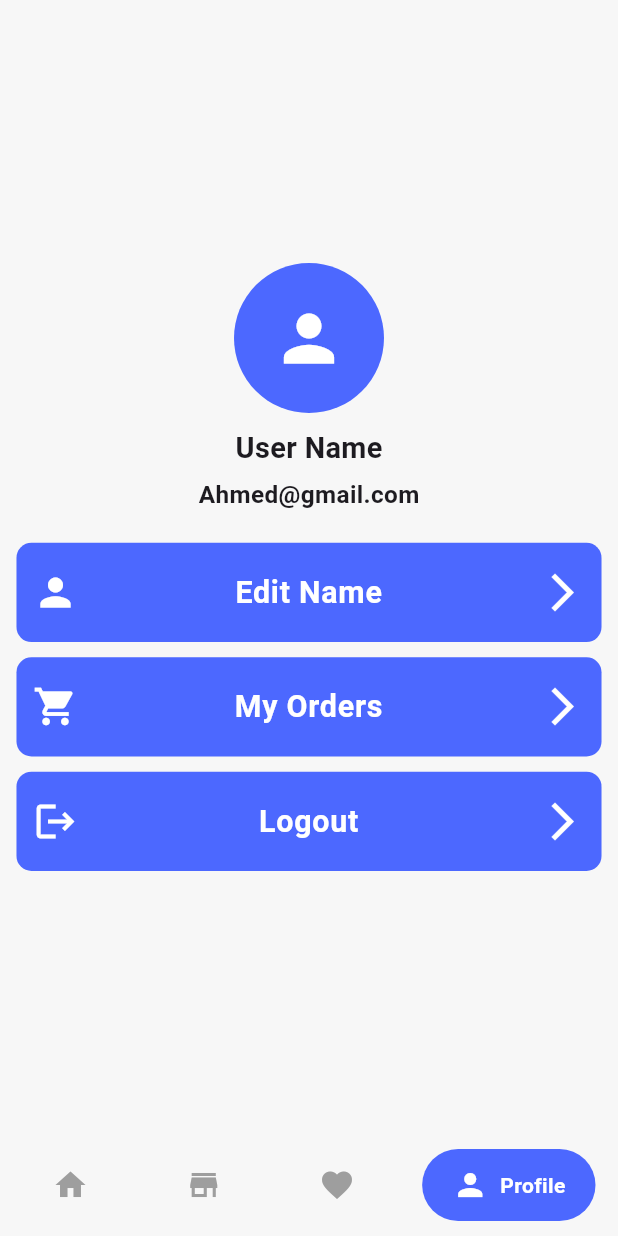
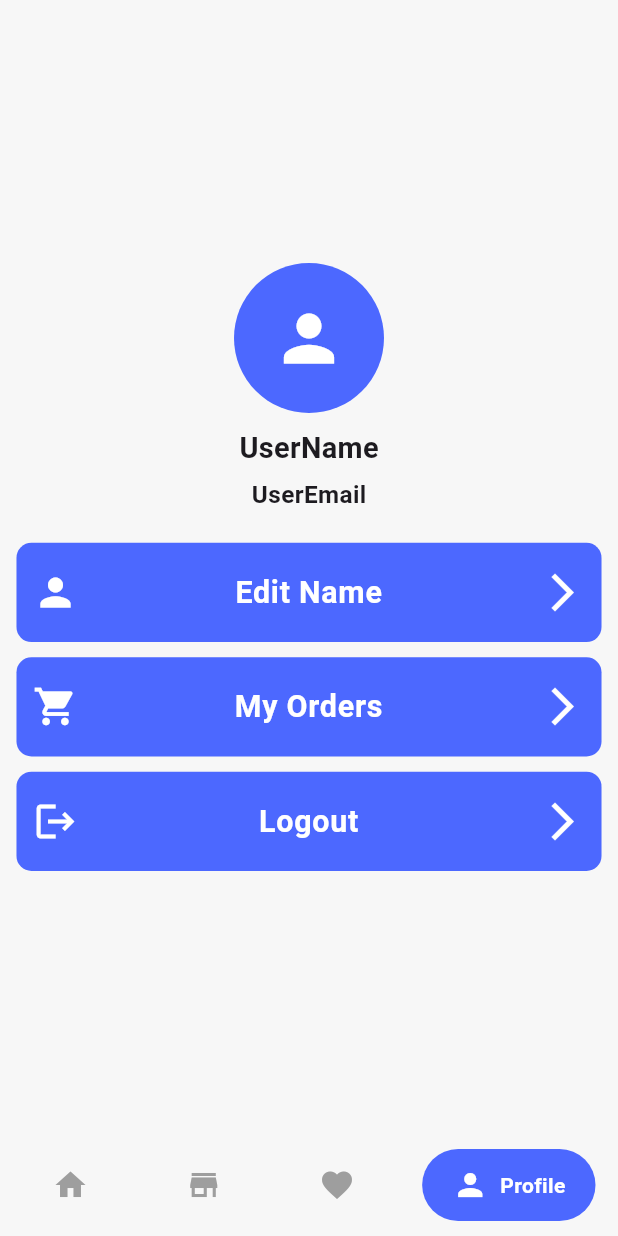
Before and after one commit to EngAhmed20/Supra-Cart, a Flutter app: the MainHomeView screen opened by its route, item 4 of the bottom bar chosen, on a phone screen of 412 x 824 dp. Run offline on Flutter 3.47's test engine with Material 3 defaults, Android fonts, the phone set to English and light mode, and no system bars; drawn by our look-alikes of google_nav_bar; our stand-ins replace bloc, cached_network_image, flutter_bloc, flutter_rating_bar, flutter_screenutil, get_it and 4 more; accounts and stored records are empty; network calls fail.

Commit message:
save and get user data

```diff
--- a/lib/core/helper_function/get_it_services.dart
+++ b/lib/core/helper_function/get_it_services.dart
@@ -1,13 +1,17 @@
 
 
 import 'package:get_it/get_it.dart';
+import 'package:shared_preferences/shared_preferences.dart';
 import 'package:supabase_flutter/supabase_flutter.dart';
 
 final getIt = GetIt.instance;
 
 class ServicesLoacator {
-  void init() {
+  void init() async{
     getIt.registerSingleton<SupabaseClient>(Supabase.instance.client);
+    final sharedPrefs = await SharedPreferences.getInstance();
+
+    getIt.registerLazySingleton<SharedPreferences>(() => sharedPrefs);
 
   }
 }
--- a/lib/core/utilis/constants.dart
+++ b/lib/core/utilis/constants.dart
@@ -1 +1,2 @@
 const userTable='users';
+const userData='userData';
--- /dev/null
+++ b/lib/core/utilis/user_model.dart
@@ -0,0 +1,22 @@
+class UserModel{
+  String?id;
+  String?name;
+  String?email;
+  UserModel({
+    this.id,
+    this.name,
+    this.email,
+  });
+  UserModel.fromJson(Map<String, dynamic> json) {
+    id = json['id']?? '';
+    name = json['name']?? '';
+    email = json['email']?? '';
+  }
+  Map<String, dynamic> toJson() {
+    final Map<String, dynamic> data = <String, dynamic>{};
+    data['id'] = id;
+    data['name'] = name;
+    data['email'] = email;
+    return data;
+  }
+}
--- a/lib/features/auth/logic/cubit/authentication_state.dart
+++ b/lib/features/auth/logic/cubit/authentication_state.dart
@@ -56,3 +56,22 @@ class AuthenticationAddUserDataFailure extends AuthenticationState {
 
   AuthenticationAddUserDataFailure(this.errorMessage);
 }
+class  AuthenticationGetUserDataLoading extends AuthenticationState {}
+class AuthenticationGetUserDataSuccess extends AuthenticationState {
+
+}
+class AuthenticationGetUserDataFailure extends AuthenticationState {
+  final String errorMessage;
+
+  AuthenticationGetUserDataFailure(this.errorMessage);
+}
+class AuthenticationUserDataLoaded extends AuthenticationState {
+  final UserModel user;
+
+  AuthenticationUserDataLoaded(this.user);
+}
+class AuthenticationUserDataNotFound extends AuthenticationState {
+  final String errorMessage;
+
+  AuthenticationUserDataNotFound(this.errorMessage);
+}
--- a/lib/features/profile/ui/profile_view.dart
+++ b/lib/features/profile/ui/profile_view.dart
@@ -1,11 +1,9 @@
 import 'package:flutter/material.dart';
 import 'package:flutter_screenutil/flutter_screenutil.dart';
-import 'package:supra_cart/core/style/app_colors.dart';
-import 'package:supra_cart/core/style/app_text_styles.dart';
 import 'package:supra_cart/features/profile/ui/widgets/custom_profile_button.dart';
-import 'package:supra_cart/features/profile/ui/widgets/edit_name_view.dart';
 import 'package:supra_cart/features/profile/ui/widgets/logout_widget.dart';
 import 'package:supra_cart/features/profile/ui/widgets/my_orders_view.dart';
+import 'package:supra_cart/features/profile/ui/widgets/user_profile_info.dart';
 
 class ProfileView extends StatelessWidget {
   const ProfileView({super.key});
@@ -16,18 +14,11 @@ class ProfileView extends StatelessWidget {
       child: Column(
         mainAxisAlignment: MainAxisAlignment.center,
         children: [
-          CircleAvatar(radius: 50,backgroundColor: AppColors.kPrimaryColor,
-          child: Icon(Icons.person, size: 50, color: Colors.white),),
-           SizedBox(height: 10.h),
-          Text('User Name', style: textStyle.Bold19),
-          SizedBox(height: 5.h),
-          Text('Ahmed@gmail.com',style: textStyle.semiBold16,),
-          SizedBox(height: 20.h),
-          CustomProfileButton(title: 'Edit Name',icon: Icons.person,onTap: (){
-            Navigator.pushNamed(context, EditNameView.routeName);
-          },),
+          UserProfileInfo(),
+
           SizedBox(height: 10.h),
           CustomProfileButton(title: 'My Orders',icon: Icons.shopping_cart,onTap: (){
+
             Navigator.pushNamed(context, MyOrdersView.routeName);
           },),
           SizedBox(height: 10.h,),
--- /dev/null
+++ b/lib/features/profile/ui/widgets/user_profile_info.dart
@@ -0,0 +1,39 @@
+import 'package:flutter/material.dart';
+import 'package:flutter_bloc/flutter_bloc.dart';
+import 'package:flutter_screenutil/flutter_screenutil.dart';
+import 'package:supra_cart/features/auth/logic/cubit/authentication_cubit.dart';
+
+import '../../../../core/style/app_colors.dart';
+import '../../../../core/style/app_text_styles.dart';
+import 'custom_profile_button.dart';
+import 'edit_name_view.dart';
+
+class UserProfileInfo extends StatelessWidget {
+  const UserProfileInfo({super.key});
+
+  @override
+  Widget build(BuildContext context) {
+    return BlocConsumer<AuthenticationCubit,AuthenticationState>(
+      builder: (context,state){
+        var cubit= context.read<AuthenticationCubit>();
+        return Column(
+          children: [
+            CircleAvatar(radius: 50,backgroundColor: AppColors.kPrimaryColor,
+              child: Icon(Icons.person, size: 50, color: Colors.white),),
+            SizedBox(height: 10.h),
+            Text(cubit.userSavedDataModel.name!, style: textStyle.Bold19),
+            SizedBox(height: 5.h),
+            Text(cubit.userSavedDataModel.email!,style: textStyle.semiBold16,),
+            SizedBox(height: 20.h),
+            CustomProfileButton(title: 'Edit Name',icon: Icons.person,onTap: (){
+              Navigator.pushNamed(context, EditNameView.routeName);
+            },),
+
+          ],
+        );
+      },listener: (context,state){
+
+    },
+    );
+  }
+}
--- a/lib/main.dart
+++ b/lib/main.dart
@@ -1,6 +1,7 @@
 import 'package:flutter/material.dart';
 import 'package:flutter_bloc/flutter_bloc.dart';
 import 'package:flutter_screenutil/flutter_screenutil.dart';
+import 'package:shared_preferences/shared_preferences.dart';
 import 'package:supabase_flutter/supabase_flutter.dart';
 import 'package:supra_cart/bloc_observer.dart';
 import 'package:supra_cart/core/helper_function/get_it_services.dart';
@@ -33,7 +34,7 @@ class SupraCart extends StatelessWidget {
       minTextAdapt: true,
       builder:(_,child){
        return BlocProvider(
-         create: (context)=>AuthenticationCubit(getIt.get<SupabaseClient>()),
+         create: (context)=>AuthenticationCubit(getIt.get<SupabaseClient>(),getIt.get<SharedPreferences>())..getUserDataFromPrefs(),
          child: MaterialApp(
             title: 'Supra Market',
             theme: ThemeData(
--- a/pubspec.yaml
+++ b/pubspec.yaml
@@ -43,7 +43,7 @@ dependencies:
   supabase_flutter: ^2.0.0
   get_it: ^7.7.0
   google_sign_in: ^6.3.0
-
+  shared_preferences: ^2.5.3
 
 
 
```
Also changed, not shown: lib/features/auth/logic/cubit/authentication_cubit.dart (+108 -47 lines), pubspec.lock.
